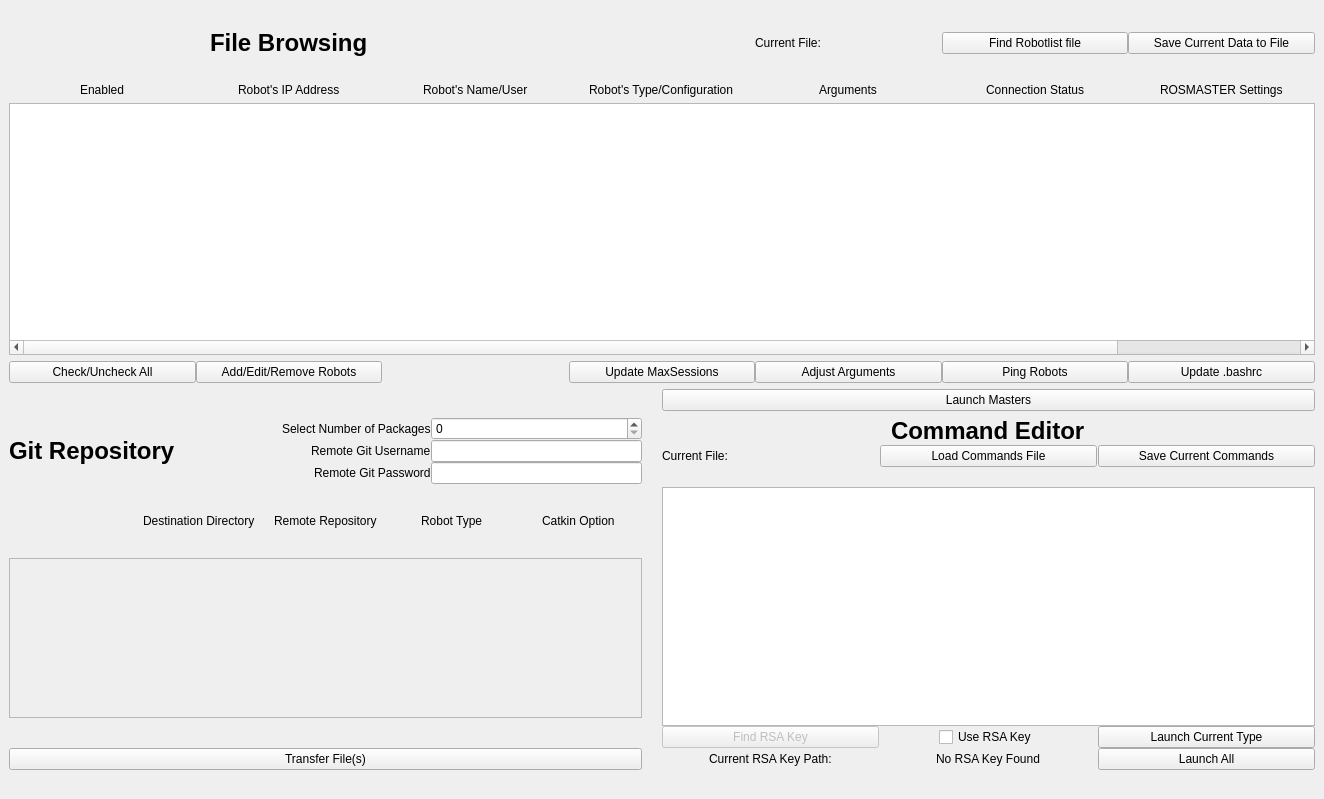
Old version of the form src/ui_files/Multilauncher.ui in the repository uf-reef-avl/multilauncher.
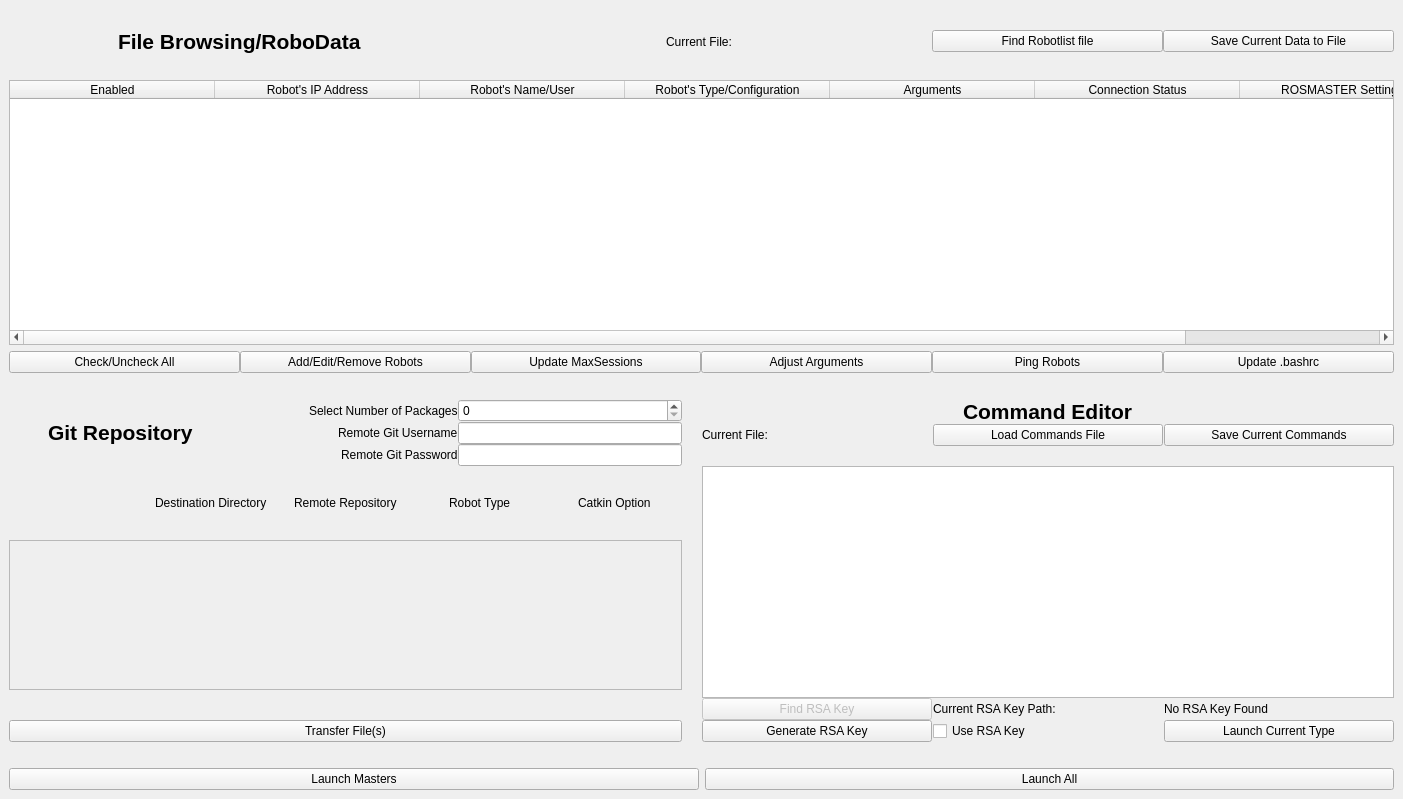
New version of the form.

Commit message: Moved Generate Key to the main window, various graphical changes with color combinations and text rewrites

What changed in the file:
```diff
--- a/src/ui_files/Multilauncher.ui
+++ b/src/ui_files/Multilauncher.ui
@@ -6,58 +6,229 @@
    <rect>
     <x>0</x>
     <y>0</y>
-    <width>1324</width>
+    <width>1403</width>
     <height>799</height>
    </rect>
   </property>
   <property name="windowTitle">
-   <string>Multilauncher ver 1.8</string>
+   <string>Multilauncher ver 1.9</string>
   </property>
   <widget class="QWidget" name="centralwidget">
    <layout class="QGridLayout" name="gridLayout_6">
-    <item row="0" column="0">
-     <spacer name="horizontalSpacer_5">
-      <property name="orientation">
-       <enum>Qt::Horizontal</enum>
-      </property>
-      <property name="sizeHint" stdset="0">
-       <size>
-        <width>40</width>
-        <height>20</height>
-       </size>
-      </property>
-     </spacer>
-    </item>
-    <item row="1" column="0">
+    <item row="1" column="1">
      <layout class="QGridLayout" name="gridLayout_5">
       <property name="horizontalSpacing">
        <number>0</number>
       </property>
-      <item row="1" column="1">
-       <spacer name="horizontalSpacer">
-        <property name="orientation">
-         <enum>Qt::Horizontal</enum>
+      <item row="0" column="0" colspan="3">
+       <layout class="QGridLayout" name="gridLayout" columnstretch="1,1,1,1,1,1">
+        <property name="sizeConstraint">
+         <enum>QLayout::SetDefaultConstraint</enum>
         </property>
-        <property name="sizeHint" stdset="0">
-         <size>
-          <width>40</width>
-          <height>20</height>
-         </size>
+        <property name="rightMargin">
+         <number>0</number>
         </property>
-       </spacer>
+        <property name="bottomMargin">
+         <number>0</number>
+        </property>
+        <property name="horizontalSpacing">
+         <number>0</number>
+        </property>
+        <property name="verticalSpacing">
+         <number>6</number>
+        </property>
+        <item row="4" column="5">
+         <widget class="QPushButton" name="bashrcbutton">
+          <property name="text">
+           <string>Update .bashrc</string>
+          </property>
+         </widget>
+        </item>
+        <item row="4" column="3">
+         <widget class="QPushButton" name="argumentbutton">
+          <property name="text">
+           <string>Adjust Arguments</string>
+          </property>
+         </widget>
+        </item>
+        <item row="4" column="1">
+         <widget class="QPushButton" name="editlistsbutton">
+          <property name="text">
+           <string>Add/Edit/Remove Robots</string>
+          </property>
+         </widget>
+        </item>
+        <item row="4" column="0">
+         <widget class="QPushButton" name="checkAllButton">
+          <property name="text">
+           <string>Check/Uncheck All</string>
+          </property>
+         </widget>
+        </item>
+        <item row="4" column="2">
+         <widget class="QPushButton" name="updateMaxSessionButton">
+          <property name="text">
+           <string>Update MaxSessions</string>
+          </property>
+         </widget>
+        </item>
+        <item row="3" column="0" colspan="6">
+         <widget class="QTableWidget" name="robotTable">
+          <property name="sizePolicy">
+           <sizepolicy hsizetype="MinimumExpanding" vsizetype="Expanding">
+            <horstretch>0</horstretch>
+            <verstretch>0</verstretch>
+           </sizepolicy>
+          </property>
+          <property name="maximumSize">
+           <size>
+            <width>16777215</width>
+            <height>16777215</height>
+           </size>
+          </property>
+          <property name="horizontalScrollBarPolicy">
+           <enum>Qt::ScrollBarAsNeeded</enum>
+          </property>
+          <property name="sizeAdjustPolicy">
+           <enum>QAbstractScrollArea::AdjustIgnored</enum>
+          </property>
+          <property name="editTriggers">
+           <set>QAbstractItemView::NoEditTriggers</set>
+          </property>
+          <property name="wordWrap">
+           <bool>false</bool>
+          </property>
+          <attribute name="horizontalHeaderVisible">
+           <bool>true</bool>
+          </attribute>
+          <attribute name="horizontalHeaderCascadingSectionResizes">
+           <bool>true</bool>
+          </attribute>
+          <attribute name="horizontalHeaderDefaultSectionSize">
+           <number>205</number>
+          </attribute>
+          <attribute name="horizontalHeaderStretchLastSection">
+           <bool>true</bool>
+          </attribute>
+          <attribute name="verticalHeaderVisible">
+           <bool>false</bool>
+          </attribute>
+          <column>
+           <property name="text">
+            <string>Enabled</string>
+           </property>
+          </column>
+          <column>
+           <property name="text">
+            <string>Robot's IP Address</string>
+           </property>
+          </column>
+          <column>
+           <property name="text">
+            <string>Robot's Name/User</string>
+           </property>
+          </column>
+          <column>
+           <property name="text">
+            <string>Robot's Type/Configuration</string>
+           </property>
+          </column>
+          <column>
+           <property name="text">
+            <string>Arguments</string>
+           </property>
+          </column>
+          <column>
+           <property name="text">
+            <string>Connection Status</string>
+           </property>
+          </column>
+          <column>
+           <property name="text">
+            <string>ROSMASTER Settings</string>
+           </property>
+          </column>
+         </widget>
+        </item>
+        <item row="1" column="4">
+         <widget class="QPushButton" name="filesearchbutton">
+          <property name="text">
+           <string>Find Robotlist file</string>
+          </property>
+         </widget>
+        </item>
+        <item row="2" column="1" colspan="2">
+         <spacer name="horizontalSpacer_2">
+          <property name="orientation">
+           <enum>Qt::Horizontal</enum>
+          </property>
+          <property name="sizeType">
+           <enum>QSizePolicy::Ignored</enum>
+          </property>
+          <property name="sizeHint" stdset="0">
+           <size>
+            <width>40</width>
+            <height>20</height>
+           </size>
+          </property>
+         </spacer>
+        </item>
+        <item row="4" column="4">
+         <widget class="QPushButton" name="pingrobotsbutton">
+          <property name="text">
+           <string>Ping Robots</string>
+          </property>
+         </widget>
+        </item>
+        <item row="1" column="5">
+         <widget class="QPushButton" name="robotlistsavebutton">
+          <property name="text">
+           <string>Save Current Data to File</string>
+          </property>
+         </widget>
+        </item>
+        <item row="1" column="2" colspan="2" alignment="Qt::AlignHCenter">
+         <widget class="QLabel" name="selectedfilename">
+          <property name="text">
+           <string>Current File: </string>
+          </property>
+         </widget>
+        </item>
+        <item row="1" column="0" colspan="2" alignment="Qt::AlignHCenter">
+         <widget class="QLabel" name="filebrowsinglabel">
+          <property name="font">
+           <font>
+            <pointsize>16</pointsize>
+            <weight>75</weight>
+            <italic>false</italic>
+            <bold>true</bold>
+            <underline>false</underline>
+            <kerning>true</kerning>
+           </font>
+          </property>
+          <property name="text">
+           <string>File Browsing/RoboData</string>
+          </property>
+         </widget>
+        </item>
+       </layout>
       </item>
       <item row="2" column="2">
        <layout class="QGridLayout" name="gridLayout_4" columnstretch="1,1,1">
         <property name="horizontalSpacing">
          <number>1</number>
         </property>
-        <item row="4" column="0">
-         <widget class="QPushButton" name="findRSAButton">
-          <property name="enabled">
-           <bool>false</bool>
+        <item row="1" column="2">
+         <widget class="QPushButton" name="savecommandsbutton">
+          <property name="text">
+           <string>Save Current Commands</string>
           </property>
+         </widget>
+        </item>
+        <item row="1" column="0">
+         <widget class="QLabel" name="commandFileLable">
           <property name="text">
-           <string>Find RSA Key</string>
+           <string>Current File:</string>
           </property>
          </widget>
         </item>
@@ -77,20 +248,6 @@
           </property>
          </widget>
         </item>
-        <item row="1" column="0">
-         <widget class="QLabel" name="commandFileLable">
-          <property name="text">
-           <string>Current File:</string>
-          </property>
-         </widget>
-        </item>
-        <item row="4" column="1" alignment="Qt::AlignHCenter">
-         <widget class="QCheckBox" name="rsacheckbox">
-          <property name="text">
-           <string>Use RSA Key</string>
-          </property>
-         </widget>
-        </item>
         <item row="1" column="1">
          <widget class="QPushButton" name="loadcommandsbutton">
           <property name="text">
@@ -98,45 +255,11 @@
           </property>
          </widget>
         </item>
-        <item row="5" column="0" alignment="Qt::AlignHCenter">
-         <widget class="QLabel" name="rsaLabel">
-          <property name="text">
-           <string>Current RSA Key Path:</string>
-          </property>
-         </widget>
-        </item>
-        <item row="5" column="1" alignment="Qt::AlignHCenter">
-         <widget class="QLabel" name="rsaPath">
-          <property name="text">
-           <string>No RSA Key Found</string>
-          </property>
-         </widget>
-        </item>
-        <item row="2" column="0" colspan="3">
-         <spacer name="horizontalSpacer_3">
-          <property name="orientation">
-           <enum>Qt::Horizontal</enum>
-          </property>
-          <property name="sizeHint" stdset="0">
-           <size>
-            <width>40</width>
-            <height>20</height>
-           </size>
-          </property>
-         </spacer>
-        </item>
-        <item row="1" column="2">
-         <widget class="QPushButton" name="savecommandsbutton">
-          <property name="text">
-           <string>Save Current Commands</string>
-          </property>
-         </widget>
-        </item>
         <item row="0" column="0" colspan="3" alignment="Qt::AlignHCenter">
          <widget class="QLabel" name="commandeditorlabel">
           <property name="font">
            <font>
-            <pointsize>18</pointsize>
+            <pointsize>16</pointsize>
             <weight>75</weight>
             <bold>true</bold>
             <underline>false</underline>
@@ -147,20 +270,64 @@
           </property>
          </widget>
         </item>
+        <item row="4" column="0">
+         <widget class="QPushButton" name="findRSAButton">
+          <property name="enabled">
+           <bool>false</bool>
+          </property>
+          <property name="text">
+           <string>Find RSA Key</string>
+          </property>
+         </widget>
+        </item>
+        <item row="2" column="0" colspan="3">
+         <spacer name="horizontalSpacer_3">
+          <property name="orientation">
+           <enum>Qt::Horizontal</enum>
+          </property>
+          <property name="sizeHint" stdset="0">
+           <size>
+            <width>40</width>
+            <height>20</height>
+           </size>
+          </property>
+         </spacer>
+        </item>
         <item row="5" column="2">
-         <widget class="QPushButton" name="launchbutton">
-          <property name="text">
-           <string>Launch All</string>
-          </property>
-         </widget>
-        </item>
-        <item row="4" column="2">
          <widget class="QPushButton" name="launchTypeButton">
           <property name="text">
            <string>Launch Current Type</string>
           </property>
          </widget>
         </item>
+        <item row="4" column="1">
+         <widget class="QLabel" name="rsaLabel">
+          <property name="text">
+           <string>Current RSA Key Path:</string>
+          </property>
+         </widget>
+        </item>
+        <item row="4" column="2">
+         <widget class="QLabel" name="rsaPath">
+          <property name="text">
+           <string>No RSA Key Found</string>
+          </property>
+         </widget>
+        </item>
+        <item row="5" column="1">
+         <widget class="QCheckBox" name="rsacheckbox">
+          <property name="text">
+           <string>Use RSA Key</string>
+          </property>
+         </widget>
+        </item>
+        <item row="5" column="0">
+         <widget class="QPushButton" name="generateRSAKeyButton">
+          <property name="text">
+           <string>Generate RSA Key</string>
+          </property>
+         </widget>
+        </item>
        </layout>
       </item>
       <item row="2" column="1">
@@ -281,11 +448,11 @@
             </property>
            </widget>
           </item>
-          <item row="0" column="0" rowspan="3">
+          <item row="0" column="0" rowspan="3" alignment="Qt::AlignHCenter">
            <widget class="QLabel" name="gitRepositoryLabel">
             <property name="font">
              <font>
-              <pointsize>18</pointsize>
+              <pointsize>16</pointsize>
               <weight>75</weight>
               <bold>true</bold>
              </font>
@@ -316,8 +483,8 @@
             <rect>
              <x>0</x>
              <y>0</y>
-             <width>627</width>
-             <height>85</height>
+             <width>667</width>
+             <height>82</height>
             </rect>
            </property>
            <widget class="QWidget" name="gridLayoutWidget_2">
@@ -360,252 +527,53 @@
         </item>
        </layout>
       </item>
-      <item row="0" column="0" colspan="3">
-       <layout class="QGridLayout" name="gridLayout" columnstretch="1,1,1,1,1,1,1">
-        <property name="sizeConstraint">
-         <enum>QLayout::SetDefaultConstraint</enum>
+      <item row="1" column="1">
+       <spacer name="horizontalSpacer">
+        <property name="orientation">
+         <enum>Qt::Horizontal</enum>
         </property>
-        <property name="rightMargin">
-         <number>0</number>
+        <property name="sizeHint" stdset="0">
+         <size>
+          <width>40</width>
+          <height>20</height>
+         </size>
         </property>
-        <property name="bottomMargin">
-         <number>0</number>
-        </property>
-        <property name="horizontalSpacing">
-         <number>0</number>
-        </property>
-        <property name="verticalSpacing">
-         <number>6</number>
-        </property>
-        <item row="1" column="6">
-         <widget class="QPushButton" name="robotlistsavebutton">
-          <property name="text">
-           <string>Save Current Data to File</string>
-          </property>
-         </widget>
-        </item>
-        <item row="1" column="5">
-         <widget class="QPushButton" name="filesearchbutton">
-          <property name="text">
-           <string>Find Robotlist file</string>
-          </property>
-         </widget>
-        </item>
-        <item row="2" column="1" colspan="3">
-         <spacer name="horizontalSpacer_2">
-          <property name="orientation">
-           <enum>Qt::Horizontal</enum>
-          </property>
-          <property name="sizeType">
-           <enum>QSizePolicy::Ignored</enum>
-          </property>
-          <property name="sizeHint" stdset="0">
-           <size>
-            <width>40</width>
-            <height>20</height>
-           </size>
-          </property>
-         </spacer>
-        </item>
-        <item row="3" column="1" alignment="Qt::AlignHCenter">
-         <widget class="QLabel" name="robotaddress">
-          <property name="text">
-           <string>Robot's IP Address</string>
-          </property>
-         </widget>
-        </item>
-        <item row="3" column="2" alignment="Qt::AlignHCenter">
-         <widget class="QLabel" name="robotname">
-          <property name="text">
-           <string>Robot's Name/User</string>
-          </property>
-         </widget>
-        </item>
-        <item row="3" column="3" alignment="Qt::AlignHCenter">
-         <widget class="QLabel" name="robottype">
-          <property name="text">
-           <string>Robot's Type/Configuration</string>
-          </property>
-         </widget>
-        </item>
-        <item row="1" column="1" alignment="Qt::AlignHCenter">
-         <widget class="QLabel" name="filebrowsinglabel">
-          <property name="font">
-           <font>
-            <pointsize>18</pointsize>
-            <weight>75</weight>
-            <italic>false</italic>
-            <bold>true</bold>
-            <underline>false</underline>
-            <kerning>true</kerning>
-           </font>
-          </property>
-          <property name="text">
-           <string>File Browsing</string>
-          </property>
-         </widget>
-        </item>
-        <item row="3" column="5" alignment="Qt::AlignHCenter">
-         <widget class="QLabel" name="connectionstatus">
-          <property name="text">
-           <string>Connection Status</string>
-          </property>
-         </widget>
-        </item>
-        <item row="5" column="5">
-         <widget class="QPushButton" name="pingrobotsbutton">
-          <property name="text">
-           <string>Ping Robots</string>
-          </property>
-         </widget>
-        </item>
-        <item row="3" column="4" alignment="Qt::AlignHCenter">
-         <widget class="QLabel" name="argumentlabel">
-          <property name="text">
-           <string>Arguments</string>
-          </property>
-         </widget>
-        </item>
-        <item row="3" column="0" alignment="Qt::AlignHCenter">
-         <widget class="QLabel" name="enabledLabel">
-          <property name="text">
-           <string>Enabled</string>
-          </property>
-         </widget>
-        </item>
-        <item row="3" column="6" alignment="Qt::AlignHCenter">
-         <widget class="QLabel" name="rosmasterLabel">
-          <property name="text">
-           <string>ROSMASTER Settings</string>
-          </property>
-         </widget>
-        </item>
-        <item row="4" column="0" colspan="7">
-         <widget class="QTableWidget" name="robotTable">
-          <property name="sizePolicy">
-           <sizepolicy hsizetype="Expanding" vsizetype="Expanding">
-            <horstretch>0</horstretch>
-            <verstretch>0</verstretch>
-           </sizepolicy>
-          </property>
-          <property name="horizontalScrollBarPolicy">
-           <enum>Qt::ScrollBarAsNeeded</enum>
-          </property>
-          <property name="sizeAdjustPolicy">
-           <enum>QAbstractScrollArea::AdjustIgnored</enum>
-          </property>
-          <property name="editTriggers">
-           <set>QAbstractItemView::NoEditTriggers</set>
-          </property>
-          <property name="wordWrap">
-           <bool>false</bool>
-          </property>
-          <attribute name="horizontalHeaderVisible">
-           <bool>false</bool>
-          </attribute>
-          <attribute name="horizontalHeaderCascadingSectionResizes">
-           <bool>true</bool>
-          </attribute>
-          <attribute name="horizontalHeaderDefaultSectionSize">
-           <number>205</number>
-          </attribute>
-          <attribute name="horizontalHeaderStretchLastSection">
-           <bool>true</bool>
-          </attribute>
-          <attribute name="verticalHeaderVisible">
-           <bool>false</bool>
-          </attribute>
-          <column>
-           <property name="text">
-            <string>enablelist</string>
-           </property>
-          </column>
-          <column>
-           <property name="text">
-            <string>robotaddresslist</string>
-           </property>
-          </column>
-          <column>
-           <property name="text">
-            <string>robotnamelist</string>
-           </property>
-          </column>
-          <column>
-           <property name="text">
-            <string>robottypelist</string>
-           </property>
-          </column>
-          <column>
-           <property name="text">
-            <string>argumentlist</string>
-           </property>
-          </column>
-          <column>
-           <property name="text">
-            <string>connectionstatuslist</string>
-           </property>
-          </column>
-          <column>
-           <property name="text">
-            <string>masterlist</string>
-           </property>
-          </column>
-         </widget>
-        </item>
-        <item row="1" column="4">
-         <widget class="QLabel" name="selectedfilename">
-          <property name="text">
-           <string>Current File: </string>
-          </property>
-         </widget>
-        </item>
-        <item row="5" column="6">
-         <widget class="QPushButton" name="bashrcbutton">
-          <property name="text">
-           <string>Update .bashrc</string>
-          </property>
-         </widget>
-        </item>
-        <item row="5" column="4">
-         <widget class="QPushButton" name="argumentbutton">
-          <property name="text">
-           <string>Adjust Arguments</string>
-          </property>
-         </widget>
-        </item>
-        <item row="5" column="1">
-         <widget class="QPushButton" name="editlistsbutton">
-          <property name="text">
-           <string>Add/Edit/Remove Robots</string>
-          </property>
-         </widget>
-        </item>
-        <item row="5" column="0">
-         <widget class="QPushButton" name="checkAllButton">
-          <property name="text">
-           <string>Check/Uncheck All</string>
-          </property>
-         </widget>
-        </item>
-        <item row="5" column="3">
-         <widget class="QPushButton" name="updateMaxSessionButton">
-          <property name="text">
-           <string>Update MaxSessions</string>
-          </property>
-         </widget>
-        </item>
-       </layout>
+       </spacer>
       </item>
-      <item row="1" column="2">
+     </layout>
+    </item>
+    <item row="0" column="1">
+     <spacer name="horizontalSpacer_5">
+      <property name="orientation">
+       <enum>Qt::Horizontal</enum>
+      </property>
+      <property name="sizeHint" stdset="0">
+       <size>
+        <width>40</width>
+        <height>20</height>
+       </size>
+      </property>
+     </spacer>
+    </item>
+    <item row="5" column="1">
+     <layout class="QHBoxLayout" name="horizontalLayout_3">
+      <item>
        <widget class="QPushButton" name="launchMasterButton">
         <property name="text">
          <string>Launch Masters</string>
         </property>
        </widget>
       </item>
+      <item>
+       <widget class="QPushButton" name="launchbutton">
+        <property name="text">
+         <string>Launch All</string>
+        </property>
+       </widget>
+      </item>
      </layout>
     </item>
-    <item row="2" column="0">
+    <item row="3" column="1">
      <spacer name="horizontalSpacer_4">
       <property name="orientation">
        <enum>Qt::Horizontal</enum>
@@ -621,6 +589,8 @@
    </layout>
    <zorder>horizontalSpacer_4</zorder>
    <zorder>horizontalSpacer_5</zorder>
+   <zorder></zorder>
+   <zorder>horizontalLayoutWidget</zorder>
   </widget>
  </widget>
  <tabstops>
```
The commit also changes 17 other files.
